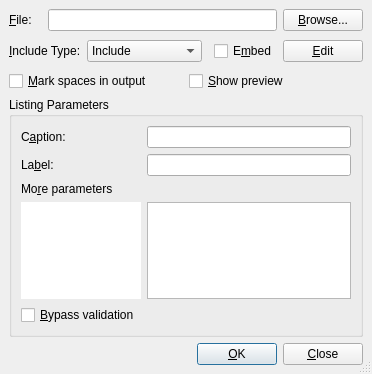
This is src/frontends/qt4/ui/IncludeUi.ui in cburschka/lyx as Qt 5 draws it before an edit. The edited form follows.
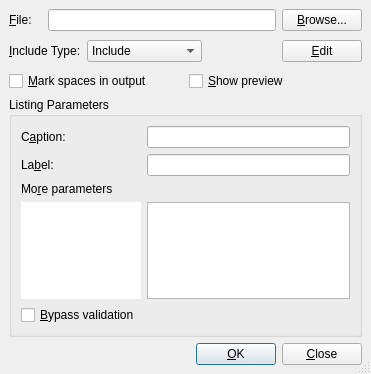
This is the edited form.

Commit message: Embedding: remove embedding checkbox from Graphics, Include and External dialogs

The edit to the form file:
```diff
--- a/src/frontends/qt4/ui/IncludeUi.ui
+++ b/src/frontends/qt4/ui/IncludeUi.ui
@@ -320,13 +320,6 @@
      </property>
     </spacer>
    </item>
-   <item row="1" column="4" >
-    <widget class="QCheckBox" name="embedCB" >
-     <property name="text" >
-      <string>E&amp;mbed</string>
-     </property>
-    </widget>
-   </item>
    <item row="0" column="5" >
     <widget class="QPushButton" name="browsePB" >
      <property name="toolTip" >
```
Left out of the diff: 1 changed line with no effect on the pictures. The commit also changes 2 other files.
